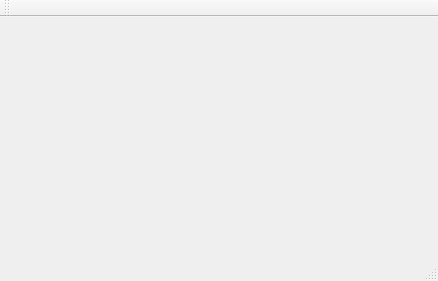
First picture: the form in mainwindow.ui, repository f0ghua/ddnsUpdate, before the edit.
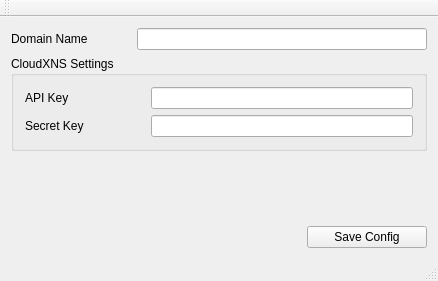
Second picture: the form after the edit. Icons and pictures are not drawn.

Commit message: + add settings for cloudxns

The edit to the form file:
```diff
--- a/mainwindow.ui
+++ b/mainwindow.ui
@@ -10,10 +10,125 @@
     <height>281</height>
    </rect>
   </property>
+  <property name="sizePolicy">
+   <sizepolicy hsizetype="Minimum" vsizetype="Preferred">
+    <horstretch>0</horstretch>
+    <verstretch>0</verstretch>
+   </sizepolicy>
+  </property>
+  <property name="minimumSize">
+   <size>
+    <width>240</width>
+    <height>0</height>
+   </size>
+  </property>
   <property name="windowTitle">
    <string>MainWindow</string>
   </property>
-  <widget class="QWidget" name="centralWidget"/>
+  <widget class="QWidget" name="centralWidget">
+   <layout class="QGridLayout" name="gridLayout">
+    <item row="1" column="0" colspan="2">
+     <widget class="QGroupBox" name="groupBox">
+      <property name="title">
+       <string>CloudXNS Settings</string>
+      </property>
+      <layout class="QFormLayout" name="formLayout">
+       <item row="0" column="0">
+        <widget class="QLabel" name="label_2">
+         <property name="minimumSize">
+          <size>
+           <width>120</width>
+           <height>0</height>
+          </size>
+         </property>
+         <property name="text">
+          <string>API Key</string>
+         </property>
+        </widget>
+       </item>
+       <item row="0" column="1">
+        <widget class="QLineEdit" name="leApiKey"/>
+       </item>
+       <item row="1" column="0">
+        <widget class="QLabel" name="label_3">
+         <property name="text">
+          <string>Secret Key</string>
+         </property>
+        </widget>
+       </item>
+       <item row="1" column="1">
+        <widget class="QLineEdit" name="leSecretKey"/>
+       </item>
+      </layout>
+     </widget>
+    </item>
+    <item row="0" column="0" colspan="2">
+     <layout class="QHBoxLayout" name="horizontalLayout_2">
+      <item>
+       <widget class="QLabel" name="label">
+        <property name="minimumSize">
+         <size>
+          <width>120</width>
+          <height>0</height>
+         </size>
+        </property>
+        <property name="text">
+         <string>Domain Name</string>
+        </property>
+       </widget>
+      </item>
+      <item>
+       <widget class="QLineEdit" name="leDomain"/>
+      </item>
+     </layout>
+    </item>
+    <item row="3" column="0">
+     <spacer name="horizontalSpacer">
+      <property name="orientation">
+       <enum>Qt::Horizontal</enum>
+      </property>
+      <property name="sizeHint" stdset="0">
+       <size>
+        <width>291</width>
+        <height>20</height>
+       </size>
+      </property>
+     </spacer>
+    </item>
+    <item row="3" column="1">
+     <widget class="QPushButton" name="pbSaveConfig">
+      <property name="sizePolicy">
+       <sizepolicy hsizetype="Preferred" vsizetype="Fixed">
+        <horstretch>0</horstretch>
+        <verstretch>0</verstretch>
+       </sizepolicy>
+      </property>
+      <property name="minimumSize">
+       <size>
+        <width>120</width>
+        <height>0</height>
+       </size>
+      </property>
+      <property name="text">
+       <string>Save Config</string>
+      </property>
+     </widget>
+    </item>
+    <item row="2" column="0">
+     <spacer name="verticalSpacer">
+      <property name="orientation">
+       <enum>Qt::Vertical</enum>
+      </property>
+      <property name="sizeHint" stdset="0">
+       <size>
+        <width>20</width>
+        <height>40</height>
+       </size>
+      </property>
+     </spacer>
+    </item>
+   </layout>
+  </widget>
   <widget class="QMenuBar" name="menuBar">
    <property name="geometry">
     <rect>
```
Left out of the diff: 2 changed lines with no effect on the pictures. The commit also changes 2 other files.
